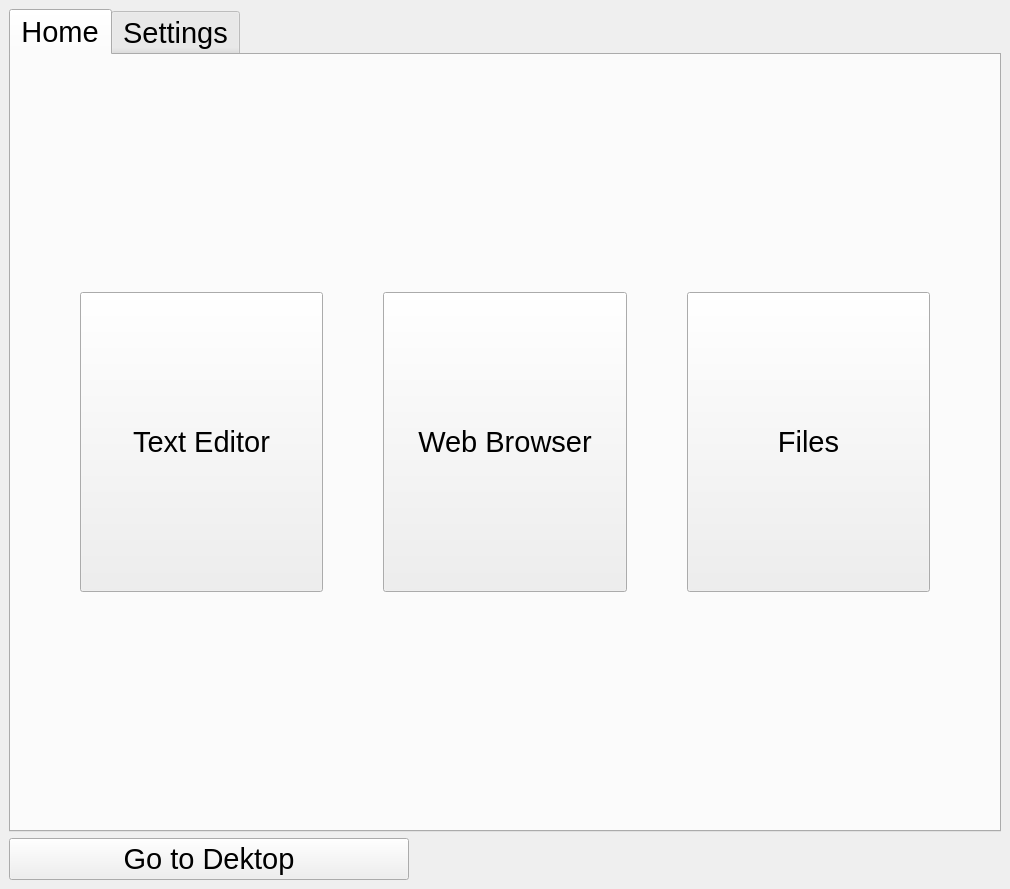
Old version of the form src/main/python/ui_uics/Ui_MainWindow.ui in the repository wxmanager/netbook.
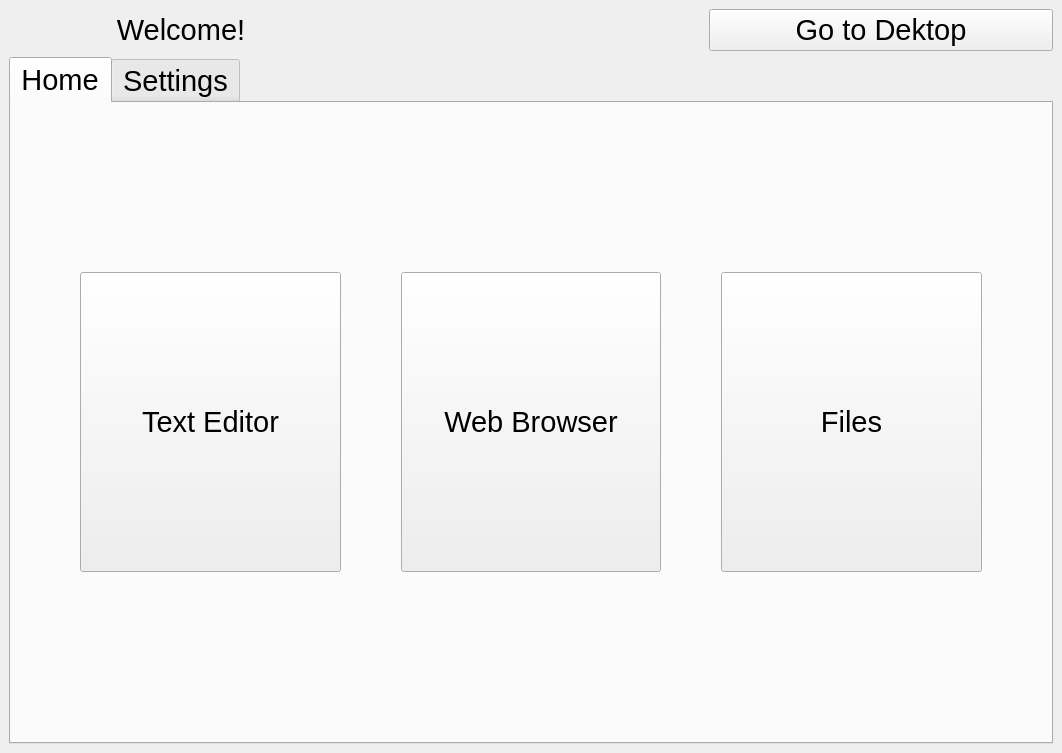
New version of the form.

Commit message:
Added a functional clock and updated the user interface
Todo:
- Add a Functional web browser
- Add a light weight File browser
- Port Atomizer

```diff
--- a/src/main/python/ui_uics/Ui_MainWindow.ui
+++ b/src/main/python/ui_uics/Ui_MainWindow.ui
@@ -6,8 +6,8 @@
    <rect>
     <x>0</x>
     <y>0</y>
-    <width>1010</width>
-    <height>889</height>
+    <width>1062</width>
+    <height>753</height>
    </rect>
   </property>
   <property name="minimumSize">
@@ -24,12 +24,70 @@
   <property name="windowTitle">
    <string>MainWindow</string>
   </property>
+  <property name="layoutDirection">
+   <enum>Qt::LeftToRight</enum>
+  </property>
+  <property name="autoFillBackground">
+   <bool>false</bool>
+  </property>
   <property name="inputMethodHints">
    <set>Qt::ImhMultiLine</set>
   </property>
+  <property name="tabShape">
+   <enum>QTabWidget::Rounded</enum>
+  </property>
+  <property name="dockNestingEnabled">
+   <bool>false</bool>
+  </property>
   <widget class="QWidget" name="centralwidget">
    <layout class="QGridLayout" name="gridLayout_2">
-    <item row="1" column="0">
+    <item row="2" column="0">
+     <layout class="QHBoxLayout" name="horizontalLayout">
+      <item>
+       <widget class="QLabel" name="welcomeLabel">
+        <property name="text">
+         <string>Welcome!</string>
+        </property>
+        <property name="textFormat">
+         <enum>Qt::PlainText</enum>
+        </property>
+        <property name="alignment">
+         <set>Qt::AlignCenter</set>
+        </property>
+       </widget>
+      </item>
+      <item>
+       <widget class="QLabel" name="timeLabel">
+        <property name="text">
+         <string/>
+        </property>
+        <property name="alignment">
+         <set>Qt::AlignCenter</set>
+        </property>
+       </widget>
+      </item>
+      <item>
+       <widget class="QPushButton" name="exitButton">
+        <property name="minimumSize">
+         <size>
+          <width>15</width>
+          <height>15</height>
+         </size>
+        </property>
+        <property name="maximumSize">
+         <size>
+          <width>400</width>
+          <height>16777215</height>
+         </size>
+        </property>
+        <property name="text">
+         <string>Go to Dektop</string>
+        </property>
+       </widget>
+      </item>
+     </layout>
+    </item>
+    <item row="3" column="0">
      <widget class="QTabWidget" name="tabWidget">
       <property name="font">
        <font>
@@ -44,8 +102,8 @@
         <string>Home</string>
        </attribute>
        <layout class="QGridLayout" name="gridLayout_3">
-        <item row="2" column="0">
-         <layout class="QGridLayout" name="gridLayout" rowstretch="0,0,0">
+        <item row="0" column="1">
+         <layout class="QGridLayout" name="gridLayout" rowstretch="0,0">
           <property name="leftMargin">
            <number>60</number>
           </property>
@@ -114,25 +172,6 @@
       </widget>
      </widget>
     </item>
-    <item row="2" column="0">
-     <widget class="QPushButton" name="exitButton">
-      <property name="minimumSize">
-       <size>
-        <width>15</width>
-        <height>15</height>
-       </size>
-      </property>
-      <property name="maximumSize">
-       <size>
-        <width>400</width>
-        <height>16777215</height>
-       </size>
-      </property>
-      <property name="text">
-       <string>Go to Dektop</string>
-      </property>
-     </widget>
-    </item>
    </layout>
   </widget>
   <widget class="QMenuBar" name="menubar">
```
Left out of the diff: 4 changed lines with no effect on the pictures. The commit also changes 3 other files.
